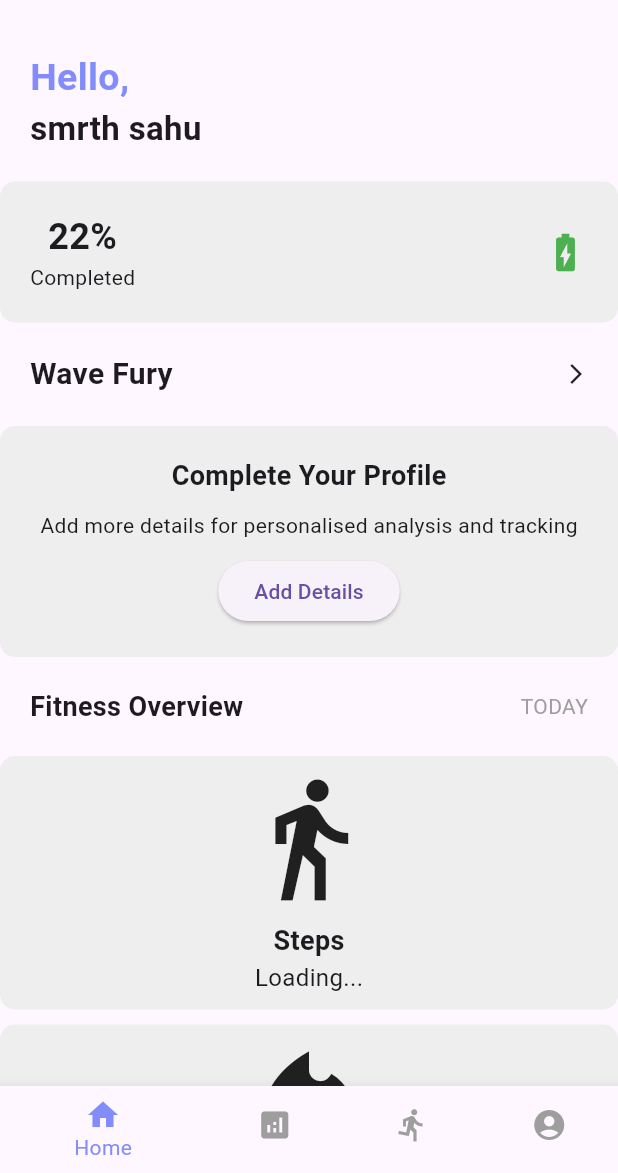
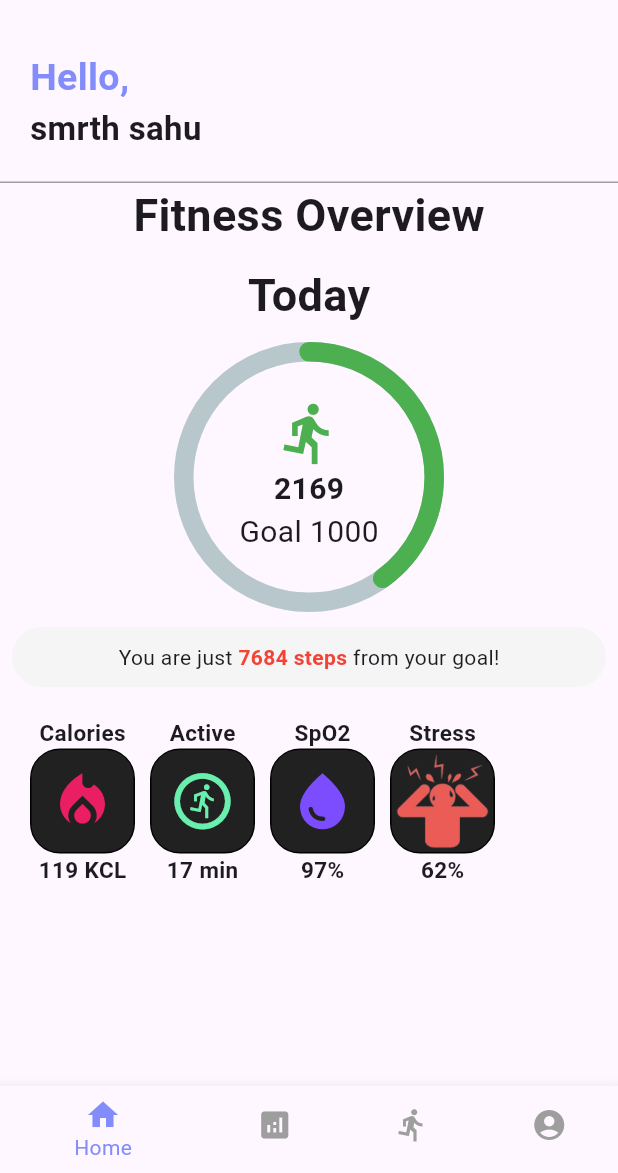
Before and after one commit to rishabh777ry/fitt, a Flutter app: the screen it shows once a user with an empty profile is signed in, on a phone screen of 412 x 824 dp, the part 63-1236 px from its top. Run offline on Flutter 3.47's test engine with Material 3 defaults, Android fonts, the phone set to English and light mode, and no system bars; drawn by our look-alikes of percent_indicator; our stand-ins replace cloud_firestore, firebase_auth, firebase_core, pedometer, shared_preferences; accounts and stored records are empty.

Commit message:
firestscreen changes

```diff
--- /dev/null
+++ b/lib/first_screen.dart
@@ -0,0 +1,192 @@
+import 'dart:math';
+
+import 'package:flutter/cupertino.dart';
+import 'package:flutter/material.dart';
+import 'package:percent_indicator/circular_percent_indicator.dart';
+
+class FirstScreen extends StatefulWidget {
+  const FirstScreen({super.key});
+
+  @override
+  State<FirstScreen> createState() => _FirstScreenState();
+}
+
+class _FirstScreenState extends State<FirstScreen> {
+  @override
+  Widget build(BuildContext context) {
+    return Scaffold(
+      body: SingleChildScrollView(
+        child: Center(
+          child: Column(
+            crossAxisAlignment: CrossAxisAlignment.stretch,
+            children: [
+              // Profile section
+              Container(
+                padding: EdgeInsets.all(20.0),
+                child: Row(
+                  children: [
+                    Column(
+                      crossAxisAlignment: CrossAxisAlignment.start,
+                      children: [
+                        Text(
+                          'Hello,',
+                          style: TextStyle(
+                            fontSize: 25.0,
+                            fontWeight: FontWeight.bold,
+                            color: Color.fromRGBO(130, 141, 251, 1.0),
+                          ),
+                        ),
+                        Text(
+                          'smrth sahu',
+                          style: TextStyle(
+                            fontSize: 22.0,
+                            fontWeight: FontWeight.bold,
+                          ),
+                        ),
+                      ],
+                    ),
+                  ],
+                ),
+              ),
+              Divider(
+                height: 1,
+                color: Colors.grey,
+              ),
+              Center(child: Text('Fitness Overview',style: TextStyle(fontWeight: FontWeight.bold,fontSize: 30),)),
+              SizedBox(height: 10,),
+              Center(child: Text('Today',style: TextStyle(fontWeight: FontWeight.bold,fontSize: 30),)),
+              SizedBox(height: 10,),
+              CircularPercentIndicator(
+                radius: 90,
+                lineWidth: 13,
+                progressColor: Colors.green,
+                percent: 0.4,
+                circularStrokeCap: CircularStrokeCap.round,
+                center: Column(
+                  mainAxisAlignment: MainAxisAlignment.center,
+                  children: [
+                    Icon(Icons.directions_run_outlined,color: Colors.green,size: 45,),
+                    Text('2169',style: TextStyle(fontSize: 20,fontWeight: FontWeight.w600),),
+                    Text('Goal 1000',style: TextStyle(fontSize: 20),),
+
+                  ],
+                ),
+
+              ),
+              SizedBox(height: 10,),
+              Padding(
+                padding: const EdgeInsets.symmetric(horizontal: 8.0),
+                child: Container(
+                  height: 40,
+                  width: double.infinity,
+                  // padding: EdgeInsets.symmetric(horizontal: 50),
+                  decoration: BoxDecoration(
+                    borderRadius: BorderRadius.circular(20),
+                    color: Colors.grey[100]
+                  ),
+                  child: Row(
+                    mainAxisAlignment: MainAxisAlignment.center,
+                    children: [
+                      Text(
+                        'You are just '
+                      ),
+                      Text('7684 steps',style: TextStyle(color: Colors.red,fontWeight: FontWeight.w600),),
+                      Text(' from your goal!')
+                    ],
+                  ),
+                ),
+              ),
+              Container(
+                padding: EdgeInsets.all(20.0),
+                child: Row(
+                  crossAxisAlignment: CrossAxisAlignment.center,
+                  // mainAxisAlignment: MainAxisAlignment.center,
+                  children: [
+                    Column(
+                      children: [
+                        Text('Calories',style: TextStyle(fontSize: 15,fontWeight: FontWeight.bold),),
+                        Container(
+                          height: 70,
+                          width: 70,
+                          decoration: BoxDecoration(
+                            borderRadius: BorderRadius.vertical(top: Radius.circular(20),bottom: Radius.circular(20)),
+                            border: Border.all(color: Colors.black),
+                            color: Colors.black87
+                          ),
+                          child: Icon(Icons.local_fire_department,color: Colors.pink,size: 45,),
+                        ),
+                        Text('119 KCL',style: TextStyle(fontSize: 15,fontWeight: FontWeight.bold))
+                      ],
+                    ),
+                    SizedBox(width: 10,),
+                    Column(
+                      children: [
+                        Text('Active',style: TextStyle(fontSize: 15,fontWeight: FontWeight.bold),),
+                        Container(
+                          height: 70,
+                          width: 70,
+                          decoration: BoxDecoration(
+                            borderRadius: BorderRadius.vertical(top: Radius.circular(20),bottom: Radius.circular(20)),
+                            border: Border.all(color: Colors.black),
+                            color: Colors.black87
+                          ),
+                          child: Icon(Icons.run_circle_outlined,color: Colors.greenAccent,size: 45,),
+                        ),
+                        Text('17 min',style: TextStyle(fontSize: 15,fontWeight: FontWeight.bold))
+                      ],
+                    ),
+                    SizedBox(width: 10,),
+                    Column(
+                      children: [
+                        Text('SpO2',style: TextStyle(fontSize: 15,fontWeight: FontWeight.bold),),
+                        Container(
+                          height: 70,
+                          width: 70,
+                          decoration: BoxDecoration(
+                              borderRadius: BorderRadius.vertical(top: Radius.circular(20),bottom: Radius.circular(20)),
+                              border: Border.all(color: Colors.black),
+                              color: Colors.black87
+                          ),
+                          child: Icon(Icons.water_drop,color: Colors.deepPurpleAccent,size: 45,),
+                        ),
+                        Text('97%',style: TextStyle(fontSize: 15,fontWeight: FontWeight.bold))
+                      ],
+                    ),
+                    SizedBox(width: 10,),
+                    Column(
+                      children: [
+                        Text('Stress',style: TextStyle(fontSize: 15,fontWeight: FontWeight.bold),),
+                        Container(
+                          height: 70,
+                          width: 70,
+                          decoration: BoxDecoration(
+                              borderRadius: BorderRadius.vertical(top: Radius.circular(20),bottom: Radius.circular(20)),
+                              border: Border.all(color: Colors.black),
+                              color: Colors.black87
+                          ),
+                          child:Image.asset('assets/stresss.png',)
+                        ),
+                        Text('62%',style: TextStyle(fontSize: 15,fontWeight: FontWeight.bold))
+                      ],
+                    ),
+                  ],
+                ),
+              ),
+
+
+              // Cards section (now displayed vertically)
+              // Column(
+              //   crossAxisAlignment: CrossAxisAlignment.stretch,
+              //   children: [
+              //     BuildCard(name: 'Steps', icon:Icons.directions_walk),
+              //     SizedBox(height: 10.0),
+              //     BuildCard(name: 'Calories', icon:Icons.local_fire_department),
+              //   ],
+              // ),
+            ],
+          ),
+        ),
+      )
+    );
+  }
+}
--- a/lib/home.dart
+++ b/lib/home.dart
@@ -1,3 +1,4 @@
+import 'package:fit_bit/first_screen.dart';
 import 'package:flutter/material.dart';
 import 'package:pedometer/pedometer.dart';
 import 'circularsteps.dart';
@@ -11,11 +12,12 @@ class _HomeScreenState extends State<HomeScreen> {
   int _selectedIndex = 0;
 
   List<Widget> _widgetOptions = <Widget>[
+    FirstScreen(),
     BuildBody(),
     Text('Friends'),
     Text('Marketplace'),
     Text('Notifications'),
-    Text('Menu'),
+
   ];
 
   void _onItemTapped(int index) {
@@ -103,7 +105,8 @@ class BuildBody extends StatefulWidget {
 class _BuildBodyState extends State<BuildBody> {
   @override
   Widget build(BuildContext context) {
-    return SingleChildScrollView(
+    return
+      SingleChildScrollView(
       child: Center(
         child: Column(
           crossAxisAlignment: CrossAxisAlignment.stretch,
@@ -255,7 +258,7 @@ class _BuildBodyState extends State<BuildBody> {
           ],
         ),
       ),
-    );;
+    );
   }
 }
 
--- a/pubspec.yaml
+++ b/pubspec.yaml
@@ -35,6 +35,7 @@ dependencies:
   # The following adds the Cupertino Icons font to your application.
   # Use with the CupertinoIcons class for iOS style icons.
   cupertino_icons: ^1.0.6
+  percent_indicator: ^4.2.3
 
 dev_dependencies:
   flutter_test:
```
Also changed, not shown: assets/stress.png (added), assets/stresss.png (added), pubspec.lock.
